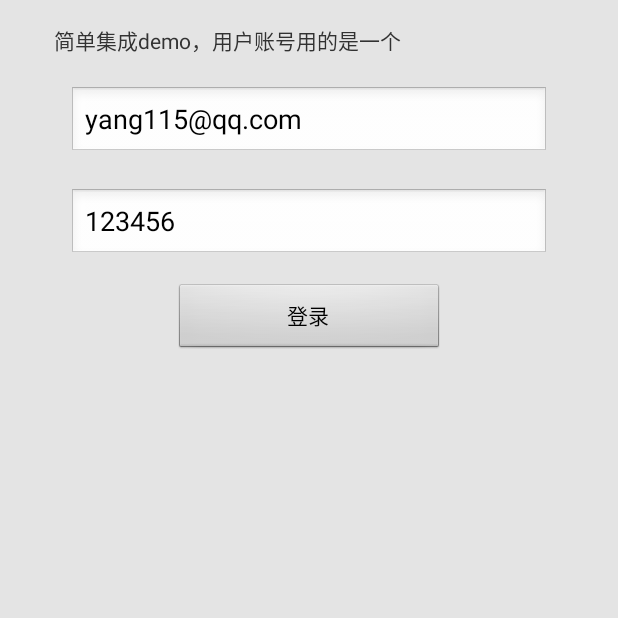
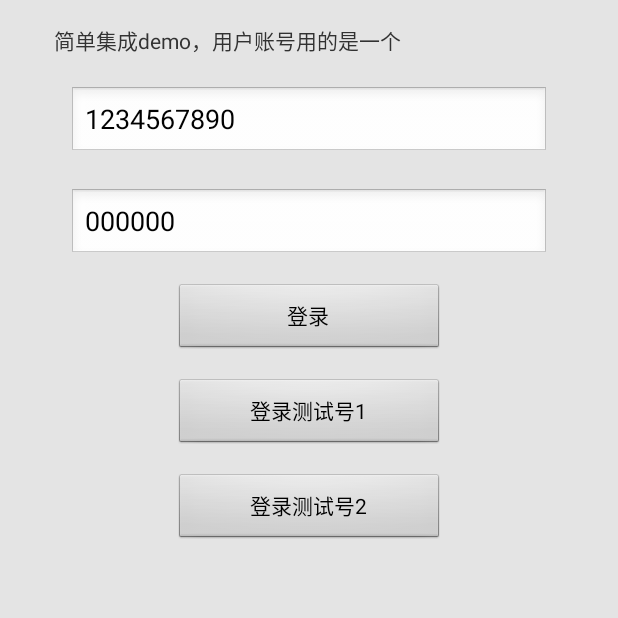
Before and after one commit to 910442999/rongcloudIm, an Android app: the screen it shows after launch (LoginActivity), after a tap on "登录", on a phone screen of 412 x 824 dp, the top half of it. Run offline under Robolectric (Android 15) with nearby library versions, the phone set to English and light mode, and no system bars; libraries missing offline, so code that uses them is left out: io.rong.imkit, io.rong.imlib; 1 statement that could not run was skipped.

Commit message:
初次提交

```diff
--- a/app/src/main/java/com/ycjt/rongcloudim/activity/LoginActivity.java
+++ b/app/src/main/java/com/ycjt/rongcloudim/activity/LoginActivity.java
@@ -8,6 +8,7 @@ import android.os.Bundle;
 import android.util.Log;
 import android.view.View;
 import android.widget.Button;
+import android.widget.EditText;
 
 import com.ycjt.rongcloudim.BaseApplication;
 import com.ycjt.rongcloudim.DemoContext;
@@ -20,6 +21,7 @@ import org.json.JSONObject;
 
 import io.rong.imkit.RongIM;
 import io.rong.imlib.RongIMClient;
+
 
 /**
  * Created by Bob on 15/8/19.
@@ -37,21 +39,43 @@ public class LoginActivity extends Activity {
     private static String mSenderIdTest; //发送信息者ID
     private static String mSenderNameTest = "Oliver"; //发送信息者的昵称
     private static String mPortraitUriTest = "http://static.yingyonghui.com/screenshots/1657/1657011_5.jpg"; //获取发送信息者头像的url
-//    e7+rWjs5dFsQPgB3jvw6DtOZWjk4M23xC4EfGJHOqdmEfvwldLsziq0ee7vv6jTjZG6yWAKKb4oJjf6mwSa8gYcmcXs+hAUW
+
+    //
     @Override
     protected void onCreate(Bundle savedInstanceState) {
         super.onCreate(savedInstanceState);
         setContentView(R.layout.login);
-
-        Button btn = (Button) findViewById(R.id.bt1);
-
-        btn.setOnClickListener(new View.OnClickListener() {
+        final EditText et1 = findViewById(R.id.et1);
+        final EditText et2 = findViewById(R.id.et2);
+        findViewById(R.id.bt1).setOnClickListener(new View.OnClickListener() {
             @Override
-            public void onClick(View v) {
-
+            public void onClick(View view) {
+                mSenderIdTest = et1.getText().toString();
+                mSenderNameTest = et2.getText().toString();
                 login();
             }
         });
+        findViewById(R.id.bt2).setOnClickListener(new View.OnClickListener() {
+            @Override
+            public void onClick(View view) {
+                token = "e7+rWjs5dFsQPgB3jvw6DtOZWjk4M23xC4EfGJHOqdmEfvwldLsziq0ee7vv6jTjZG6yWAKKb4oJjf6mwSa8gYcmcXs+hAUW";
+                connect(token);
+                SharedPreferences.Editor edit = DemoContext.getInstance().getSharedPreferences().edit();
+                edit.putString("DEMO_TOKEN", token);
+                edit.apply();
+            }
+        });
+        findViewById(R.id.bt3).setOnClickListener(new View.OnClickListener() {
+            @Override
+            public void onClick(View view) {
+                token = "/4LPidjLzNRSARPkayG7fgBl+4auiKt760DXm22Jj4VjcLtZ2JJ10GidebXdw/xri8GJ2y15rjtLqgG48aBQCtQT6VGHbb/u";
+                connect(token);
+                SharedPreferences.Editor edit = DemoContext.getInstance().getSharedPreferences().edit();
+                edit.putString("DEMO_TOKEN", token);
+                edit.apply();
+            }
+        });
+
     }
 
     /**
@@ -63,7 +87,7 @@ public class LoginActivity extends Activity {
 
             @Override
             protected String doInBackground(Void... params) {
-                mSenderIdTest = "17600328876";
+                //                mSenderIdTest = "17600328876";
 
                 return mSenderIdTest;
             }
@@ -80,6 +104,34 @@ public class LoginActivity extends Activity {
      * 通过服务器端请求获取token，客户端不提供获取token的接口
      */
     private void getToken() {
+        //1.直接用融云提供的后台sdk调用即可(导入jar包冲突暂时用工具类)
+        //        RongCloud rongCloud = RongCloud.getInstance("82hegw5u8xzrx", "q8lWfk95Ib2fdu");
+        //        User user = rongCloud.user;
+        //        /**
+        //         * API 文档: http://www.rongcloud.cn/docs/server_sdk_api/user/user.html#register
+        //         *
+        //         * 注册用户，生成用户在融云的唯一身份标识 Token
+        //         */
+        //        try {
+        //            UserModel userModel = new UserModel()
+        //                    .setId(mSenderIdTest)
+        //                    .setName(mSenderNameTest)
+        //                    .setPortrait(mPortraitUriTest);
+        //            TokenResult result = user.register(userModel);
+        //            token = result.getToken();
+        //            connect(token);
+        //            SharedPreferences.Editor edit = DemoContext.getInstance().getSharedPreferences().edit();
+        //            edit.putString("DEMO_TOKEN", token);
+        //            edit.apply();
+        //            Log.i(TAG, "获取的结果为:\n" + result.toString() + '\n');
+        //            Log.i(TAG, "获取的 token 值为:\n" + token + '\n');
+        //        } catch (Exception e) {
+        //            e.printStackTrace();
+        //            Log.i(TAG, "获取 token 失败" + '\n');
+        //        }
+
+        //2.封装的工具类
+
         FakeServer.getToken(mSenderIdTest, mSenderNameTest, mPortraitUriTest, new HttpUtil.OnResponse() {
             @Override
             public void onResponse(int code, String body) {
--- a/app/src/main/res/layout/login.xml
+++ b/app/src/main/res/layout/login.xml
@@ -22,7 +22,7 @@
         android:layout_gravity="center_horizontal"
         android:layout_marginTop="20dp"
         android:layout_height="wrap_content"
-        android:text="yang115@qq.com" />
+        android:text="1234567890" />
 
     <EditText
         android:id="@+id/et2"
@@ -30,7 +30,7 @@
         android:layout_marginTop="20dp"
         android:layout_gravity="center_horizontal"
         android:layout_height="wrap_content"
-        android:text="123456" />
+        android:text="000000" />
 
     <Button
         android:id="@+id/bt1"
@@ -40,4 +40,22 @@
         android:layout_height="wrap_content"
         android:text="登录" />
 
+     <Button
+        android:id="@+id/bt2"
+        android:layout_width="180dp"
+        android:layout_marginTop="15dp"
+        android:layout_gravity="center_horizontal"
+        android:layout_height="wrap_content"
+        android:text="登录测试号1" />
+
+     <Button
+        android:id="@+id/bt3"
+        android:layout_width="180dp"
+        android:layout_marginTop="15dp"
+        android:layout_gravity="center_horizontal"
+        android:layout_height="wrap_content"
+        android:text="登录测试号2" />
+
+
+
 </LinearLayout>
```
Also changed, not shown: app/build.gradle (+8 -2 lines), app/src/main/AndroidManifest.xml (+14 -13 lines), app/src/main/java/com/ycjt/rongcloudim/adapter/ConversationListAdapterEx.java (added, +33 -0 lines), app/src/main/java/com/ycjt/rongcloudim/fragment/MainConversationListFragment.java (added, +52 -0 lines).
